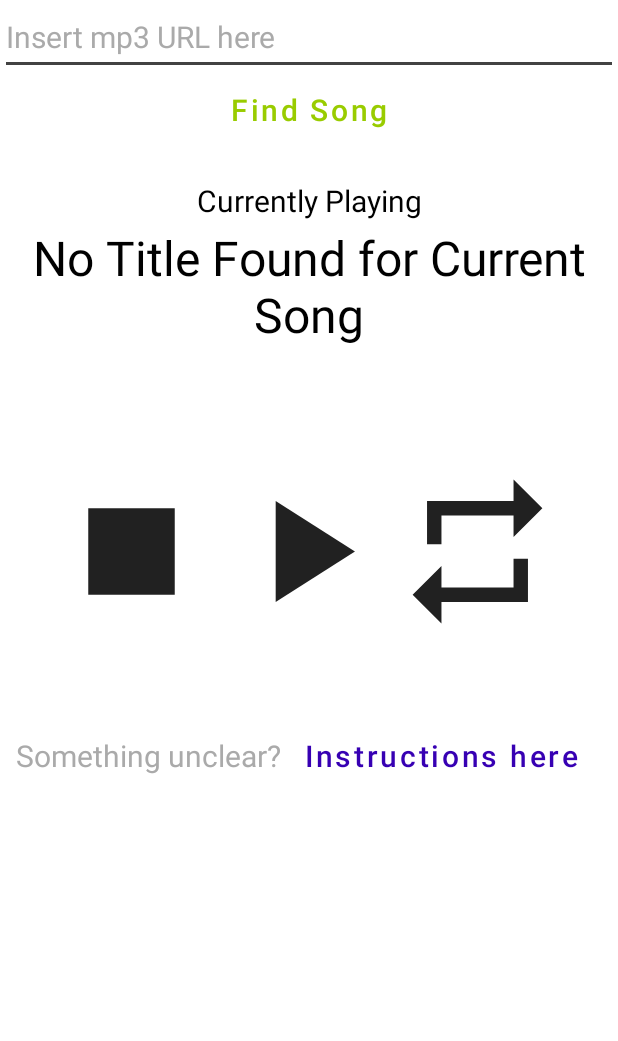
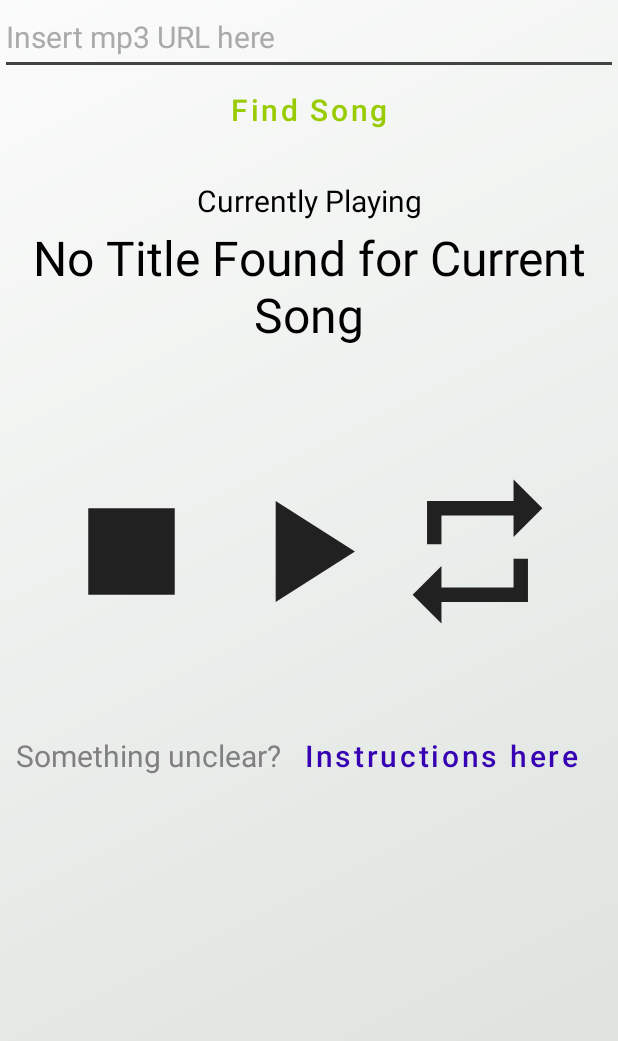
Before and after one commit to Lucarik/Music_Player, an Android app: the screen it shows after launch (MainActivity), after a tap on "Find Song", on a phone screen of 412 x 824 dp, the part 195-1236 px from its top. Run offline under Robolectric (Android 15) with nearby library versions, the phone set to English and light mode, and no system bars.

```diff
--- a/app/src/main/AndroidManifest.xml
+++ b/app/src/main/AndroidManifest.xml
@@ -11,7 +11,6 @@
         android:roundIcon="@mipmap/ic_launcher_round"
         android:supportsRtl="true"
         android:theme="@style/AppTheme">
-        <activity android:name=".Instructions"></activity>
         <activity android:name=".MainActivity">
             <intent-filter>
                 <action android:name="android.intent.action.MAIN" />
--- a/app/src/main/java/com/example/musicplayer/MainActivity.java
+++ b/app/src/main/java/com/example/musicplayer/MainActivity.java
@@ -1,26 +1,23 @@
 package com.example.musicplayer;
 
-import androidx.appcompat.app.AppCompatActivity;
-import androidx.core.content.res.ResourcesCompat;
-
-import android.content.Intent;
-import android.content.res.Resources;
-import android.graphics.Color;
-import android.graphics.ColorFilter;
-import android.graphics.drawable.Drawable;
+import android.app.Activity;
 import android.media.AudioAttributes;
 import android.media.MediaMetadataRetriever;
 import android.media.MediaPlayer;
 import android.os.Bundle;
-import android.provider.MediaStore;
-import android.view.MotionEvent;
+import android.view.Gravity;
+import android.view.LayoutInflater;
 import android.view.View;
+import android.view.ViewGroup;
 import android.widget.Button;
 import android.widget.EditText;
 import android.widget.ImageView;
 import android.widget.LinearLayout;
+import android.widget.PopupWindow;
 import android.widget.TextView;
 import android.widget.Toast;
+
+import androidx.appcompat.app.AppCompatActivity;
 
 import java.io.IOException;
 import java.util.HashMap;
@@ -31,9 +28,8 @@ public class MainActivity extends AppCompatActivity {
     protected void onCreate(Bundle savedInstanceState) {
         super.onCreate(savedInstanceState);
         setContentView(R.layout.activity_main);
-        final String s = "https://drive.google.com/uc?export=download&id=1_c9xmC1VPiCQ_xKI7pgKNUreDKsD0TWa";
-        final String[] url = {"No link"};// = {"https://drive.google.com/uc?export=download&id=1_c9xmC1VPiCQ_xKI7pgKNUreDKsD0TWa"};
-        //String url = "https://uc42a8d384c20b83009ff2d1c4ec.dl.dropboxusercontent.com/cd/0/get/BEO-kVRQm2D5Hcwkr7vFt4pxBDDypXjuENu_KymmfNTUIBhMjX76kFkXx5LaRnu7-B0tx4ENvCzau24FIvTjnPBAvcrDgHZuwQwQrEIkMoZ1sw/file?_download_id=5799156576555939177195727906199755596122995110995005868153469585025&_notify_domain=www.dropbox.com&dl=1"; // your URL here
+        final String s = "https://drive.google.com/uc?export=download&id=1_c9xmC1VPiCQ_xKI7pgKNUreDKsD0TWa"; // Song for testing
+        final String[] url = {"No link"};// = {"https://file-examples-com.github.io/uploads/2017/11/file_example_MP3_5MG.mp3"}; // Song for testing
         final MediaPlayer mediaPlayer = new MediaPlayer();
         mediaPlayer.setAudioAttributes(
                 new AudioAttributes.Builder()
@@ -41,8 +37,6 @@ public class MainActivity extends AppCompatActivity {
                         .setUsage(AudioAttributes.USAGE_MEDIA)
                         .build()
         );
-
-        //mediaPlayer.start();
 
         // Initialize buttons, text views, and control layout
         final Button play = findViewById(R.id.start);
@@ -64,11 +58,12 @@ public class MainActivity extends AppCompatActivity {
             @Override
             public void onClick(View v) {
                 if (textURL.getText() != null) {
-                    url[0] = s;
-                    //url[0] = "https://www.soundhelix.com/examples/mp3/SoundHelix-Song-1.mp3";
-                    //url[0] = String.valueOf(textURL.getText());
+                    //url[0] = s; // Test song 1
+                    //url[0] = "https://www.soundhelix.com/examples/mp3/SoundHelix-Song-1.mp3"; // Test song 2
+                    url[0] = String.valueOf(textURL.getText());
 
                     // Reset media player
+                    rep.setVisibility(View.INVISIBLE);
                     mediaPlayer.reset();
                     final boolean[] tr = {false};
 
@@ -87,24 +82,15 @@ public class MainActivity extends AppCompatActivity {
                         Toast toast = Toast.makeText(getApplicationContext(), "Invalid link, please try again", Toast.LENGTH_SHORT);
                         toast.show();
                         return;
-                    }/*
+                    }
+
+                    // Set controls layout to visible on successful mp3 song
                     mediaPlayer.setOnPreparedListener(new MediaPlayer.OnPreparedListener() {
                         @Override
-                        public void onPrepared(MediaPlayer player) {
-                            //player.start();
+                        public void onPrepared(MediaPlayer mp) {
+                            layout.setVisibility(View.VISIBLE);
                         }
                     });
-                    */
-                    /*
-                    try {
-                        mediaPlayer.prepare();
-                    } catch (IOException e) {
-                        e.printStackTrace();
-                    }
-
-                     */
-                    // Set controls layout to visible on successful mp3 song
-                    layout.setVisibility(View.VISIBLE);
 
                     // Get song title from meta data
                     MediaMetadataRetriever mmr = new MediaMetadataRetriever();
@@ -115,7 +101,7 @@ public class MainActivity extends AppCompatActivity {
                     if (text != null)
                         title.setText(text);
                     else
-                        title.setText("No Title Found for Current Song");
+                        title.setText(R.string.noTitle);
 
                     // Handles case if playing old song while getting new song
                     if (!isPaused[0]) {
@@ -136,7 +122,7 @@ public class MainActivity extends AppCompatActivity {
         instr.setOnClickListener(new View.OnClickListener() {
             @Override
             public void onClick(View view) {
-                mediaPlayer.release();
+                //mediaPlayer.release();
                 openInstructions();
             }
         });
@@ -193,7 +179,31 @@ public class MainActivity extends AppCompatActivity {
     }
 
     private void openInstructions() {
-        Intent intent = new Intent(this, Instructions.class);
-        startActivity(intent);
+        showInstr(this);
+    }
+
+    // Opens a popup window of instructions
+    public static void showInstr(Activity a) {
+
+        // Get instructions layout
+        LayoutInflater inflater = a.getLayoutInflater();
+        View layout = inflater.inflate(R.layout.instructions,
+                (ViewGroup) a.findViewById(R.id.instructions1));
+
+        // initialize popup window
+        final PopupWindow pw = new PopupWindow(layout,
+                LinearLayout.LayoutParams.WRAP_CONTENT,
+                LinearLayout.LayoutParams.WRAP_CONTENT, true);
+
+        pw.showAtLocation(layout, Gravity.CENTER | Gravity.TOP, 0, 500);
+
+        // Set click event to close popup
+        layout.setOnClickListener(new View.OnClickListener() {
+            @Override
+            public void onClick(View view) {
+                // do anything when popupWindow was clicked
+                pw.dismiss(); // dismiss the window
+            }
+        });
     }
 }
--- /dev/null
+++ b/app/src/main/res/drawable/background.xml
@@ -0,0 +1,9 @@
+<?xml version="1.0" encoding="utf-8"?>
+<!--Light green gradient background -->
+<shape xmlns:android="http://schemas.android.com/apk/res/android">
+    <gradient
+        android:type="linear"
+        android:angle="135"
+        android:startColor="#dee3df"
+        android:endColor="#fff" />
+</shape>
--- a/app/src/main/res/layout/activity_main.xml
+++ b/app/src/main/res/layout/activity_main.xml
@@ -4,6 +4,7 @@
     android:id="@+id/activity_main"
     android:layout_width="match_parent"
     android:layout_height="match_parent"
+    android:background="@drawable/background"
     android:orientation="vertical"
     android:theme="@style/Theme.AppCompat"
     tools:context=".MainActivity">
@@ -23,7 +24,7 @@
         android:id="@+id/text"
         android:layout_width="match_parent"
         android:layout_height="40dp"
-        android:text="Mp3 Music Player"
+        android:text="@string/mp3_music_player"
         android:textAlignment="center"
         android:textColor="@android:color/black"
         android:textSize="20sp" />
@@ -34,7 +35,7 @@
         android:layout_height="50dp"
         android:backgroundTint="@color/cardview_dark_background"
         android:autofillHints="Insert mp3 URL here"
-        android:hint="Insert mp3 URL here"
+        android:hint="@string/insert_mp3_url_here"
         android:inputType="textUri"
         android:textColor="@android:color/black"
         android:textColorHint="@android:color/darker_gray"
@@ -47,7 +48,7 @@
         android:layout_height="50dp"
         android:layout_gravity="center"
         android:paddingTop="0dp"
-        android:text="Find Song"
+        android:text="@string/find_song"
         android:layout_marginBottom="20dp"
         android:textSize="20sp"
         android:textAllCaps="false"
@@ -63,7 +64,7 @@
         android:id="@+id/text1"
         android:layout_width="match_parent"
         android:layout_height="30dp"
-        android:text="Currently Playing"
+        android:text="@string/currently_playing"
         android:textAlignment="center"
         android:textColor="@android:color/black"
         android:textSize="20sp" />
@@ -71,7 +72,7 @@
         android:id="@+id/title"
         android:layout_width="match_parent"
         android:layout_height="80dp"
-        android:text="No Song"
+        android:text="@string/no_song"
         android:layout_marginBottom="50dp"
         android:textAlignment="center"
         android:textColor="@android:color/black"
@@ -122,7 +123,7 @@
             android:layout_width="wrap_content"
             android:layout_height="27dp"
             android:text="@string/something_unclear"
-            android:textColor="@android:color/darker_gray"
+            android:textColor="@android:color/tertiary_text_dark"
             android:textSize="20sp" />
 
         <Button
--- a/app/src/main/res/values/strings.xml
+++ b/app/src/main/res/values/strings.xml
@@ -3,4 +3,21 @@
     <string name="something_unclear">Something unclear?</string>
     <string name="instructions_here">Instructions here</string>
     <string name="repeat_on">Repeat on</string>
+    <string name="click_or_tap_outside_the_instructions_page_to_close_instruction">Click or tap outside the instructions page to close instruction</string>
+    <string name="instructions">Instructions</string>
+    <string name="add_an_mp3_link_in_the_field_asking_for_a_url">Add an mp3 link in the field asking for a URL</string>
+    <string name="after_your_link_is_set_click_find_song">After your link is set, click \'Find Song\'</string>
+    <string name="mp3_player_controls">MP3 Player Controls</string>
+    <string name="stop_button">Stop Button</string>
+    <string name="play_pause_button">Play/Pause Button</string>
+    <string name="the_middle_button_can_start_or_resume_the_song_if_paused_or_has_not_started_yet_if_the_song_is_playing_the_button_pauses_the_song">The middle button can start or resume the song if paused or has not started yet. If the song is playing, the button pauses the song</string>
+    <string name="repeat_button">Repeat Button</string>
+    <string name="the_rightmost_repeat_button_replays_the_song_when_the_end_is_reached_this_continues_until_the_repeat_button_is_clicked_once_more_the_repeat_symbol_to_the_top_left_is_an_indicator_repeat_is_active">The rightmost \'Repeat\' button replays the song when the end is reached. This continues until the repeat button is clicked once more. The repeat symbol to the top left is an indicator repeat is active</string>
+    <string name="the_leftmost_square_stop_button_stops_and_moves_song_progress_to_the_start">The leftmost square \'Stop\' button stops and moves song progress to the start</string>
+    <string name="mp3_music_player">Mp3 Music Player</string>
+    <string name="insert_mp3_url_here">Insert mp3 URL here</string>
+    <string name="find_song">Find Song</string>
+    <string name="currently_playing">Currently Playing</string>
+    <string name="no_song">No Song</string>
+    <string name="noTitle">No Title Found for Current Song</string>
 </resources>
```
Also changed, not shown: app/src/main/java/com/example/musicplayer/Instructions.java (deleted, +0 -32 lines), app/src/main/res/drawable-anydpi/backgroundgr.xml (added, +9 -0 lines), app/src/main/res/layout/activity_instructions.xml (deleted, +0 -111 lines), app/src/main/res/layout/instructions.xml (added, +113 -0 lines).
